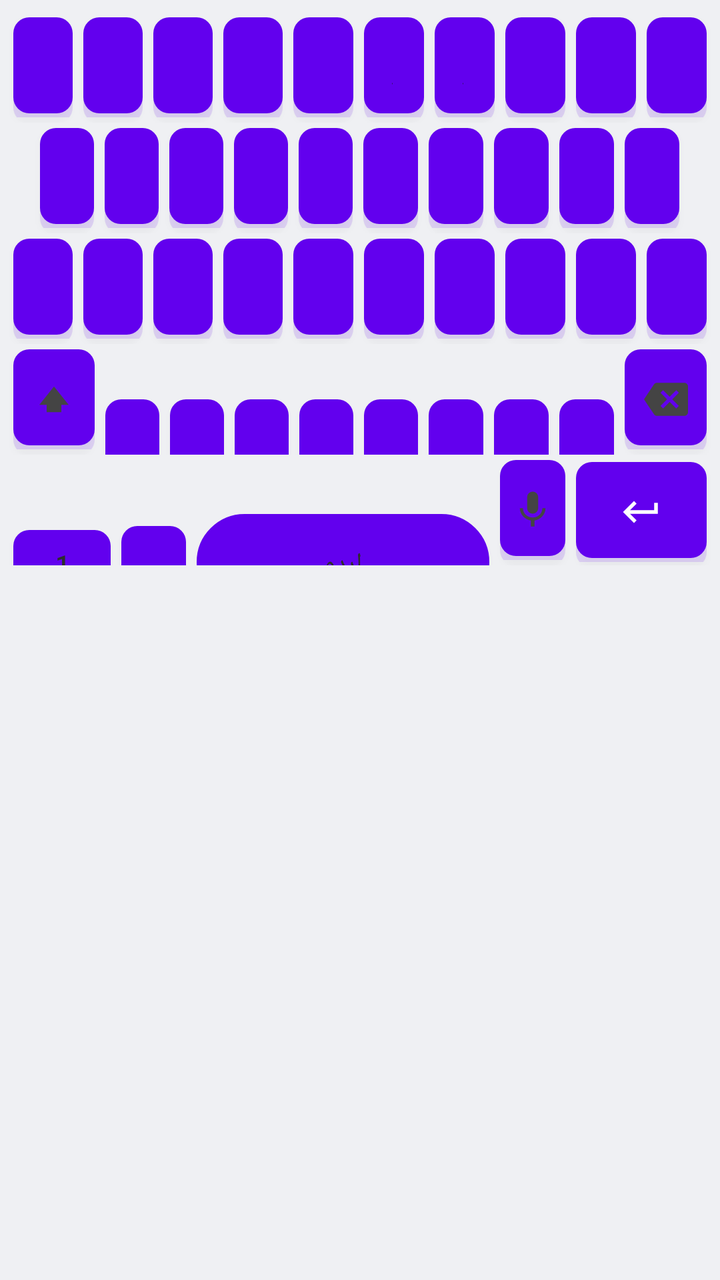
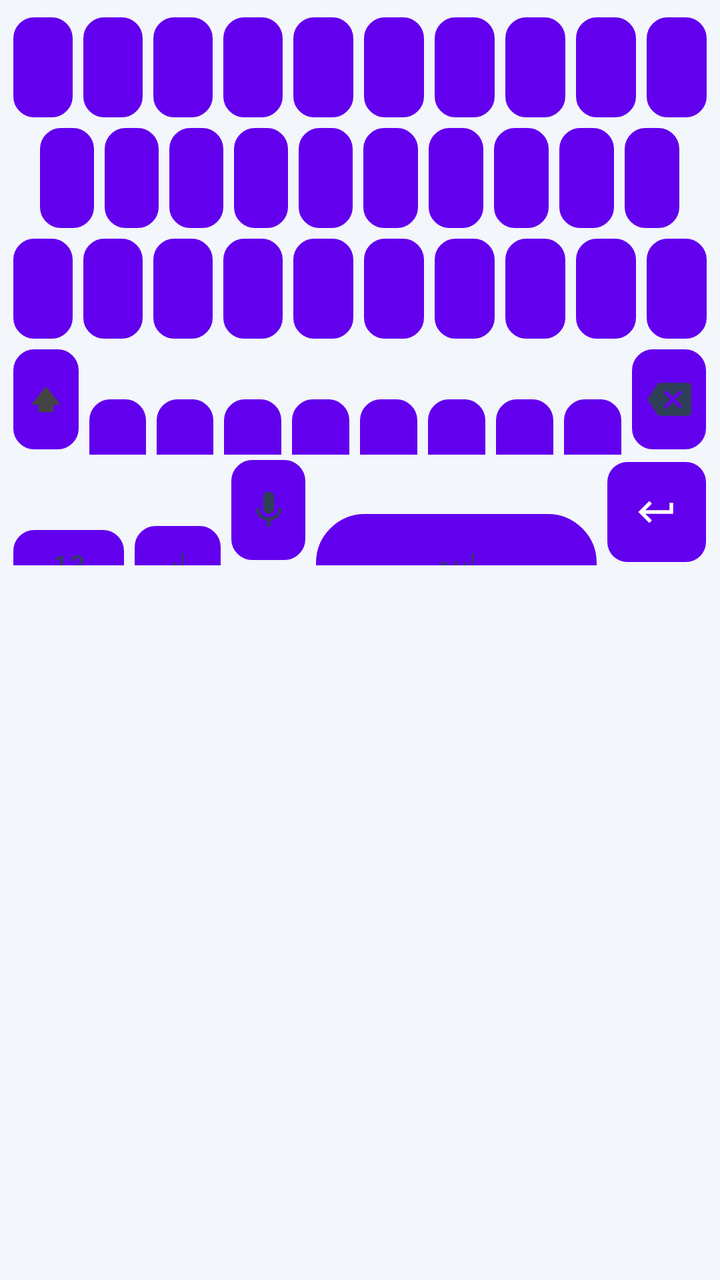

Compare the two renders of this Android layout. The source of the first and the diff that turns it into the second are given below.
<!-- AndroidManifest.xml: fallback theme Theme.MaterialComponents.DayNight.NoActionBar -->
<!-- res/layout/keyboard_urdu.xml -->
<?xml version="1.0" encoding="utf-8"?>
<LinearLayout xmlns:android="http://schemas.android.com/apk/res/android"
    android:layout_width="match_parent"
    android:layout_height="wrap_content"
    android:background="@color/kb_bg_light"
    android:clipToPadding="false"
    android:layoutDirection="ltr"
    android:orientation="vertical"
    android:paddingStart="4dp"
    android:paddingEnd="4dp"
    android:paddingTop="6dp">

    
    <LinearLayout
        android:layout_width="match_parent"
        android:layout_height="wrap_content"
        android:orientation="horizontal">
        <Button android:id="@+id/urdu_key_1"  style="@style/KeyboardButton" android:text="ض" />
        <Button android:id="@+id/urdu_key_2"  style="@style/KeyboardButton" android:text="ص" />
        <Button android:id="@+id/urdu_key_3"  style="@style/KeyboardButton" android:text="ث" />
        <Button android:id="@+id/urdu_key_4"  style="@style/KeyboardButton" android:text="ق" />
        <Button android:id="@+id/urdu_key_5"  style="@style/KeyboardButton" android:text="ف" />
        <Button android:id="@+id/urdu_key_6"  style="@style/KeyboardButton" android:text="غ" />
        <Button android:id="@+id/urdu_key_7"  style="@style/KeyboardButton" android:text="ع" />
        <Button android:id="@+id/urdu_key_8"  style="@style/KeyboardButton" android:text="ہ" />
        <Button android:id="@+id/urdu_key_9"  style="@style/KeyboardButton" android:text="خ" />
        <Button android:id="@+id/urdu_key_10" style="@style/KeyboardButton" android:text="ح" />
    </LinearLayout>

    
    <LinearLayout
        android:layout_width="match_parent"
        android:layout_height="wrap_content"
        android:orientation="horizontal">
        <View android:layout_width="0dp" android:layout_height="0dp" android:layout_weight="0.5" />
        <Button android:id="@+id/urdu_key_11" style="@style/KeyboardButton" android:text="ج" />
        <Button android:id="@+id/urdu_key_12" style="@style/KeyboardButton" android:text="چ" />
        <Button android:id="@+id/urdu_key_13" style="@style/KeyboardButton" android:text="ظ" />
        <Button android:id="@+id/urdu_key_14" style="@style/KeyboardButton" android:text="ط" />
        <Button android:id="@+id/urdu_key_15" style="@style/KeyboardButton" android:text="ز" />
        <Button android:id="@+id/urdu_key_16" style="@style/KeyboardButton" android:text="ر" />
        <Button android:id="@+id/urdu_key_17" style="@style/KeyboardButton" android:text="ذ" />
        <Button android:id="@+id/urdu_key_18" style="@style/KeyboardButton" android:text="د" />
        <Button android:id="@+id/urdu_key_19" style="@style/KeyboardButton" android:text="ڈ" />
        <Button android:id="@+id/urdu_key_20" style="@style/KeyboardButton" android:text="ب" />
        <View android:layout_width="0dp" android:layout_height="0dp" android:layout_weight="0.5" />
    </LinearLayout>

    
    <LinearLayout
        android:layout_width="match_parent"
        android:layout_height="wrap_content"
        android:orientation="horizontal">
        <Button android:id="@+id/urdu_key_21" style="@style/KeyboardButton" android:text="پ" />
        <Button android:id="@+id/urdu_key_22" style="@style/KeyboardButton" android:text="ت" />
        <Button android:id="@+id/urdu_key_23" style="@style/KeyboardButton" android:text="ٹ" />
        <Button android:id="@+id/urdu_key_24" style="@style/KeyboardButton" android:text="ش" />
        <Button android:id="@+id/urdu_key_25" style="@style/KeyboardButton" android:text="س" />
        <Button android:id="@+id/urdu_key_26" style="@style/KeyboardButton" android:text="ک" />
        <Button android:id="@+id/urdu_key_27" style="@style/KeyboardButton" android:text="گ" />
        <Button android:id="@+id/urdu_key_28" style="@style/KeyboardButton" android:text="ل" />
        <Button android:id="@+id/urdu_key_29" style="@style/KeyboardButton" android:text="م" />
        <Button android:id="@+id/urdu_key_30" style="@style/KeyboardButton" android:text="ن" />
    </LinearLayout>

    
    <LinearLayout
        android:layout_width="match_parent"
        android:layout_height="wrap_content"
        android:orientation="horizontal">

        <Button
            android:id="@+id/urdu_key_shift"
            style="@style/KeyboardButtonIcon"
            android:text=""
            android:drawableTop="@drawable/ic_shift"
            android:drawablePadding="0dp" />

        <Button android:id="@+id/urdu_key_31" style="@style/KeyboardButton" android:text="و" />
        <Button android:id="@+id/urdu_key_32" style="@style/KeyboardButton" android:text="ے" />
        <Button android:id="@+id/urdu_key_33" style="@style/KeyboardButton" android:text="ی" />
        <Button android:id="@+id/urdu_key_34" style="@style/KeyboardButton" android:text="ئ" />
        <Button android:id="@+id/urdu_key_35" style="@style/KeyboardButton" android:text="ؤ" />
        <Button android:id="@+id/urdu_key_36" style="@style/KeyboardButton" android:text="ا" />
        <Button android:id="@+id/urdu_key_37" style="@style/KeyboardButton" android:text="آ" />
        <Button android:id="@+id/urdu_key_38" style="@style/KeyboardButton" android:text="ژ" />

        <Button
            android:id="@+id/urdu_backspace"
            style="@style/KeyboardButtonIcon"
            android:text=""
            android:drawableTop="@drawable/ic_backspace"
            android:drawablePadding="0dp" />
    </LinearLayout>

    
    <LinearLayout
        android:layout_width="match_parent"
        android:layout_height="wrap_content"
        android:orientation="horizontal">

        <Button
            android:id="@+id/urdu_key_symbols"
            style="@style/KeyboardButtonBottomSmall"
            android:text="123" />

        <Button
            android:id="@+id/urdu_key_language"
            style="@style/KeyboardButtonLanguage"
            android:text="اردو" />

        <Button
            android:id="@+id/urdu_key_space"
            style="@style/KeyboardButtonSpace"
            android:text="اردو" />

        <Button
            android:id="@+id/urdu_key_voice"
            style="@style/KeyboardButtonMic"
            android:text=""
            android:drawableTop="@drawable/ic_mic"
            android:drawablePadding="0dp" />

        <Button
            android:id="@+id/urdu_key_enter"
            style="@style/KeyboardButtonEnter"
            android:text=""
            android:drawableTop="@drawable/ic_enter"
            android:drawablePadding="0dp" />
    </LinearLayout>

</LinearLayout>
<!-- resources referenced by this layout -->
<resources>
  <color name="kb_bg_light">#EFF0F3</color>
  <style name="KeyboardButton">
          <item name="android:layout_width">0dp</item>
          <item name="android:layout_height">50dp</item>
          <item name="android:layout_weight">1</item>
          <item name="android:layout_margin">2.5dp</item>
          
          <item name="android:background">@drawable/key_background</item>
          <item name="android:textColor">@color/kb_text_primary_light</item>
          <item name="android:textSize">18sp</item>
          <item name="android:textAllCaps">false</item>
          <item name="android:fontFamily">sans-serif</item>
          <item name="android:gravity">center</item>
          <item name="android:clickable">true</item>
          <item name="android:focusable">true</item>
          
          <item name="android:stateListAnimator">@null</item>
          
          <item name="android:elevation">2dp</item>
          <item name="android:includeFontPadding">false</item>
      </style>
  <style name="KeyboardButtonBottomSmall" parent="KeyboardButtonFunctional">
          <item name="android:layout_weight">1.5</item>
          <item name="android:textSize">13sp</item>
      </style>
  <style name="KeyboardButtonEnter" parent="KeyboardButton">
          <item name="android:layout_weight">2</item>
          <item name="android:background">@drawable/key_background_enter</item>
          <item name="android:textColor">@color/kb_enter_text</item>
          <item name="android:textSize">13sp</item>
          <item name="android:paddingTop">8dp</item>
          <item name="android:paddingBottom">8dp</item>
          <item name="android:drawableTint">@color/kb_enter_text</item>
      </style>
  <style name="KeyboardButtonIcon" parent="KeyboardButtonFunctional">
          <item name="android:layout_weight">1.5</item>
          <item name="android:paddingTop">8dp</item>
          <item name="android:paddingBottom">8dp</item>
          <item name="android:drawableTint">@color/kb_icon_light</item>
      </style>
  <style name="KeyboardButtonLanguage" parent="KeyboardButtonFunctional">
          <item name="android:layout_weight">1</item>
          <item name="android:textSize">13sp</item>
      </style>
  <style name="KeyboardButtonMic" parent="KeyboardButtonFunctional">
          <item name="android:layout_weight">1</item>
          <item name="android:paddingTop">8dp</item>
          <item name="android:paddingBottom">8dp</item>
          <item name="android:drawableTint">@color/kb_icon_light</item>
      </style>
  <style name="KeyboardButtonSpace" parent="KeyboardButton">
          <item name="android:layout_weight">4.5</item>
          <item name="android:background">@drawable/key_background_space</item>
          <item name="android:textSize">13sp</item>
          <item name="android:textColor">@color/kb_text_functional_light</item>
          <item name="android:fontFamily">sans-serif</item>
      </style>
  <!-- drawable key_background (drawable) -->
  <?xml version="1.0" encoding="utf-8"?>
  <ripple xmlns:android="http://schemas.android.com/apk/res/android"
      android:color="#33000000">
      
      <item android:id="@android:id/mask">
          <shape android:shape="rectangle">
              <corners android:radius="8dp" />
              <solid android:color="#FFFFFF" />
          </shape>
      </item>
      
      <item>
          <layer-list>
              
              <item android:top="1dp" android:bottom="-3dp">
                  <shape android:shape="rectangle">
                      <solid android:color="#22000000" />
                      <corners android:radius="8dp" />
                  </shape>
              </item>
              
              <item android:bottom="2dp">
                  <shape android:shape="rectangle">
                      <solid android:color="#FFFFFF" />
                      <corners android:radius="8dp" />
                  </shape>
              </item>
          </layer-list>
      </item>
  </ripple>
  <color name="kb_text_primary_light">#1F1F1F</color>
  <!-- drawable key_background_enter (drawable) -->
  <?xml version="1.0" encoding="utf-8"?>
  <ripple xmlns:android="http://schemas.android.com/apk/res/android"
      android:color="#44FFFFFF">
      <item android:id="@android:id/mask">
          <shape android:shape="rectangle">
              <corners android:radius="8dp" />
              <solid android:color="#1A73E8" />
          </shape>
      </item>
      <item>
          <layer-list>
              <item android:top="1dp" android:bottom="-3dp">
                  <shape android:shape="rectangle">
                      <solid android:color="#221558B6" />
                      <corners android:radius="8dp" />
                  </shape>
              </item>
              <item android:bottom="2dp">
                  <shape android:shape="rectangle">
                      <solid android:color="#1A73E8" />
                      <corners android:radius="8dp" />
                  </shape>
              </item>
          </layer-list>
      </item>
  </ripple>
  <color name="kb_icon_light">#444444</color>
  <!-- drawable key_background_space (drawable) -->
  <?xml version="1.0" encoding="utf-8"?>
  <ripple xmlns:android="http://schemas.android.com/apk/res/android"
      android:color="#33000000">
      <item android:id="@android:id/mask">
          <shape android:shape="rectangle">
              <corners android:radius="24dp" />
              <solid android:color="#FFFFFF" />
          </shape>
      </item>
      <item>
          <layer-list>
              <item android:top="1dp" android:bottom="-3dp">
                  <shape android:shape="rectangle">
                      <solid android:color="#22000000" />
                      <corners android:radius="24dp" />
                  </shape>
              </item>
              <item android:bottom="2dp">
                  <shape android:shape="rectangle">
                      <solid android:color="#FFFFFF" />
                      <corners android:radius="24dp" />
                      <stroke android:width="1dp" android:color="#D0D5DD" />
                  </shape>
              </item>
          </layer-list>
      </item>
  </ripple>
  <color name="kb_text_functional_light">#2D2D2D</color>
  <!-- drawable key_background_functional (drawable) -->
  <?xml version="1.0" encoding="utf-8"?>
  <ripple xmlns:android="http://schemas.android.com/apk/res/android"
      android:color="#33000000">
      <item android:id="@android:id/mask">
          <shape android:shape="rectangle">
              <corners android:radius="8dp" />
              <solid android:color="#B0B8C4" />
          </shape>
      </item>
      <item>
          <layer-list>
              <item android:top="1dp" android:bottom="-3dp">
                  <shape android:shape="rectangle">
                      <solid android:color="#22000000" />
                      <corners android:radius="8dp" />
                  </shape>
              </item>
              <item android:bottom="2dp">
                  <shape android:shape="rectangle">
                      <solid android:color="#B0B8C4" />
                      <corners android:radius="8dp" />
                  </shape>
              </item>
          </layer-list>
      </item>
  </ripple>
  <!-- unchanged entries left out for length: 6 -->
</resources>

<!-- the commit's change to res/layout/keyboard_urdu.xml (unified diff, before → after) -->
@@ -71,7 +71,7 @@
 
         <Button
             android:id="@+id/urdu_key_shift"
-            style="@style/KeyboardButtonIcon"
+            style="@style/KeyboardButtonShift"
             android:text=""
             android:drawableTop="@drawable/ic_shift"
             android:drawablePadding="0dp" />
@@ -110,11 +110,6 @@
             android:text="اردو" />
 
         <Button
-            android:id="@+id/urdu_key_space"
-            style="@style/KeyboardButtonSpace"
-            android:text="اردو" />
-
-        <Button
             android:id="@+id/urdu_key_voice"
             style="@style/KeyboardButtonMic"
             android:text=""
@@ -122,8 +117,14 @@
             android:drawablePadding="0dp" />
 
         <Button
+            android:id="@+id/urdu_key_space"
+            style="@style/KeyboardButtonSpace"
+            android:text="اردو" />
+
+        <Button
             android:id="@+id/urdu_key_enter"
             style="@style/KeyboardButtonEnter"
+            android:layout_weight="1.2"
             android:text=""
             android:drawableTop="@drawable/ic_enter"
             android:drawablePadding="0dp" />
<!-- resource entries referenced after the edit -->
@@ -1,6 +1,6 @@
 <!-- resources referenced by this layout -->
 <resources>
-  <color name="kb_bg_light">#EFF0F3</color>
+  <color name="kb_bg_light">#F3F6FA</color>
   <style name="KeyboardButton">
           <item name="android:layout_width">0dp</item>
           <item name="android:layout_height">50dp</item>
@@ -17,16 +17,15 @@
           <item name="android:focusable">true</item>
           
           <item name="android:stateListAnimator">@null</item>
-          
-          <item name="android:elevation">2dp</item>
+          <item name="android:elevation">0dp</item>
           <item name="android:includeFontPadding">false</item>
       </style>
   <style name="KeyboardButtonBottomSmall" parent="KeyboardButtonFunctional">
-          <item name="android:layout_weight">1.5</item>
+          <item name="android:layout_weight">1.35</item>
           <item name="android:textSize">13sp</item>
       </style>
   <style name="KeyboardButtonEnter" parent="KeyboardButton">
-          <item name="android:layout_weight">2</item>
+          <item name="android:layout_weight">1.4</item>
           <item name="android:background">@drawable/key_background_enter</item>
           <item name="android:textColor">@color/kb_enter_text</item>
           <item name="android:textSize">13sp</item>
@@ -35,23 +34,27 @@
           <item name="android:drawableTint">@color/kb_enter_text</item>
       </style>
   <style name="KeyboardButtonIcon" parent="KeyboardButtonFunctional">
-          <item name="android:layout_weight">1.5</item>
+          <item name="android:layout_weight">1.3</item>
           <item name="android:paddingTop">8dp</item>
           <item name="android:paddingBottom">8dp</item>
           <item name="android:drawableTint">@color/kb_icon_light</item>
       </style>
   <style name="KeyboardButtonLanguage" parent="KeyboardButtonFunctional">
-          <item name="android:layout_weight">1</item>
+          <item name="android:layout_weight">1.05</item>
           <item name="android:textSize">13sp</item>
       </style>
   <style name="KeyboardButtonMic" parent="KeyboardButtonFunctional">
-          <item name="android:layout_weight">1</item>
+          <item name="android:layout_weight">0.9</item>
           <item name="android:paddingTop">8dp</item>
           <item name="android:paddingBottom">8dp</item>
           <item name="android:drawableTint">@color/kb_icon_light</item>
       </style>
+  <style name="KeyboardButtonShift" parent="KeyboardButtonIcon">
+          <item name="android:layout_weight">1.15</item>
+          <item name="android:drawableTint">@null</item>
+      </style>
   <style name="KeyboardButtonSpace" parent="KeyboardButton">
-          <item name="android:layout_weight">4.5</item>
+          <item name="android:layout_weight">3.4</item>
           <item name="android:background">@drawable/key_background_space</item>
           <item name="android:textSize">13sp</item>
           <item name="android:textColor">@color/kb_text_functional_light</item>
@@ -60,119 +63,96 @@
   <!-- drawable key_background (drawable) -->
   <?xml version="1.0" encoding="utf-8"?>
   <ripple xmlns:android="http://schemas.android.com/apk/res/android"
-      android:color="#33000000">
-      
+      android:color="@color/kb_ripple_light">
+  
       <item android:id="@android:id/mask">
           <shape android:shape="rectangle">
-              <corners android:radius="8dp" />
-              <solid android:color="#FFFFFF" />
+              <corners android:radius="10dp" />
+              <solid android:color="@color/kb_key_light" />
           </shape>
       </item>
-      
+  
       <item>
-          <layer-list>
-              
-              <item android:top="1dp" android:bottom="-3dp">
-                  <shape android:shape="rectangle">
-                      <solid android:color="#22000000" />
-                      <corners android:radius="8dp" />
-                  </shape>
-              </item>
-              
-              <item android:bottom="2dp">
-                  <shape android:shape="rectangle">
-                      <solid android:color="#FFFFFF" />
-                      <corners android:radius="8dp" />
-                  </shape>
-              </item>
-          </layer-list>
+          <shape android:shape="rectangle">
+              <corners android:radius="10dp" />
+              <solid android:color="@color/kb_key_light" />
+              <stroke
+                  android:width="1dp"
+                  android:color="@color/kb_key_stroke_light" />
+          </shape>
       </item>
   </ripple>
-  <color name="kb_text_primary_light">#1F1F1F</color>
+  <color name="kb_text_primary_light">#1A1C1E</color>
   <!-- drawable key_background_enter (drawable) -->
   <?xml version="1.0" encoding="utf-8"?>
   <ripple xmlns:android="http://schemas.android.com/apk/res/android"
-      android:color="#44FFFFFF">
+      android:color="#33FFFFFF">
+  
       <item android:id="@android:id/mask">
           <shape android:shape="rectangle">
-              <corners android:radius="8dp" />
-              <solid android:color="#1A73E8" />
+              <corners android:radius="10dp" />
+              <solid android:color="@color/kb_accent" />
           </shape>
       </item>
+  
       <item>
-          <layer-list>
-              <item android:top="1dp" android:bottom="-3dp">
-                  <shape android:shape="rectangle">
-                      <solid android:color="#221558B6" />
-                      <corners android:radius="8dp" />
-                  </shape>
-              </item>
-              <item android:bottom="2dp">
-                  <shape android:shape="rectangle">
-                      <solid android:color="#1A73E8" />
-                      <corners android:radius="8dp" />
-                  </shape>
-              </item>
-          </layer-list>
+          <shape android:shape="rectangle">
+              <corners android:radius="10dp" />
+              <solid android:color="@color/kb_accent" />
+          </shape>
       </item>
   </ripple>
-  <color name="kb_icon_light">#444444</color>
+  <color name="kb_icon_light">#2F3F57</color>
   <!-- drawable key_background_space (drawable) -->
   <?xml version="1.0" encoding="utf-8"?>
   <ripple xmlns:android="http://schemas.android.com/apk/res/android"
-      android:color="#33000000">
+      android:color="@color/kb_ripple_light">
+  
       <item android:id="@android:id/mask">
           <shape android:shape="rectangle">
               <corners android:radius="24dp" />
-              <solid android:color="#FFFFFF" />
+              <solid android:color="@color/kb_key_light" />
           </shape>
       </item>
+  
       <item>
-          <layer-list>
-              <item android:top="1dp" android:bottom="-3dp">
-                  <shape android:shape="rectangle">
-                      <solid android:color="#22000000" />
-                      <corners android:radius="24dp" />
-                  </shape>
-              </item>
-              <item android:bottom="2dp">
-                  <shape android:shape="rectangle">
-                      <solid android:color="#FFFFFF" />
-                      <corners android:radius="24dp" />
-                      <stroke android:width="1dp" android:color="#D0D5DD" />
-                  </shape>
-              </item>
-          </layer-list>
+          <shape android:shape="rectangle">
+              <corners android:radius="24dp" />
+              <solid android:color="@color/kb_key_light" />
+              <stroke
+                  android:width="1dp"
+                  android:color="@color/kb_key_stroke_light" />
+          </shape>
       </item>
   </ripple>
-  <color name="kb_text_functional_light">#2D2D2D</color>
+  <color name="kb_text_functional_light">#2F3F57</color>
+  <color name="kb_ripple_light">#1F0B57D0</color>
+  <color name="kb_key_light">#FFFFFF</color>
+  <color name="kb_key_stroke_light">#D5DEE8</color>
   <!-- drawable key_background_functional (drawable) -->
   <?xml version="1.0" encoding="utf-8"?>
   <ripple xmlns:android="http://schemas.android.com/apk/res/android"
-      android:color="#33000000">
+      android:color="@color/kb_ripple_light">
+  
       <item android:id="@android:id/mask">
           <shape android:shape="rectangle">
-              <corners android:radius="8dp" />
-              <solid android:color="#B0B8C4" />
+              <corners android:radius="10dp" />
+              <solid android:color="@color/kb_key_functional_light" />
           </shape>
       </item>
+  
       <item>
-          <layer-list>
-              <item android:top="1dp" android:bottom="-3dp">
-                  <shape android:shape="rectangle">
-                      <solid android:color="#22000000" />
-                      <corners android:radius="8dp" />
-                  </shape>
-              </item>
-              <item android:bottom="2dp">
-                  <shape android:shape="rectangle">
-                      <solid android:color="#B0B8C4" />
-                      <corners android:radius="8dp" />
-                  </shape>
-              </item>
-          </layer-list>
+          <shape android:shape="rectangle">
+              <corners android:radius="10dp" />
+              <solid android:color="@color/kb_key_functional_light" />
+              <stroke
+                  android:width="1dp"
+                  android:color="@color/kb_key_stroke_light" />
+          </shape>
       </item>
   </ripple>
+  <color name="kb_accent">#0B57D0</color>
+  <color name="kb_key_functional_light">#EAF1FA</color>
   <!-- unchanged entries left out for length: 6 -->
 </resources>
 
